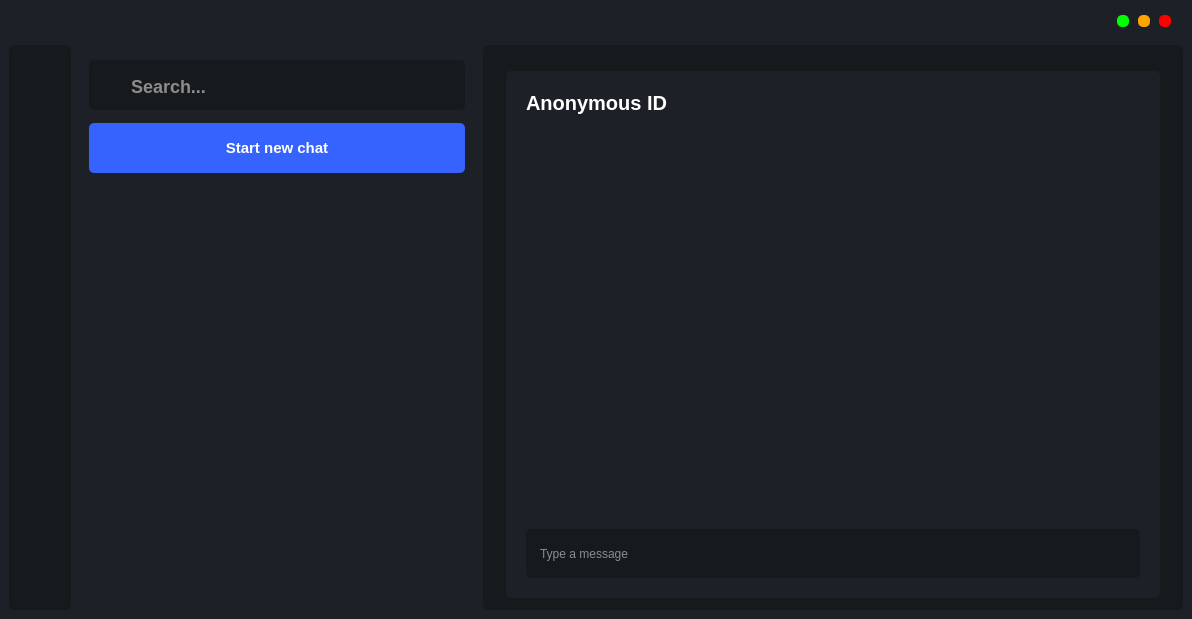
This is mainwindow.ui in MarkoSami/ChatVibes as Qt 5 draws it before an edit. The edited form follows.
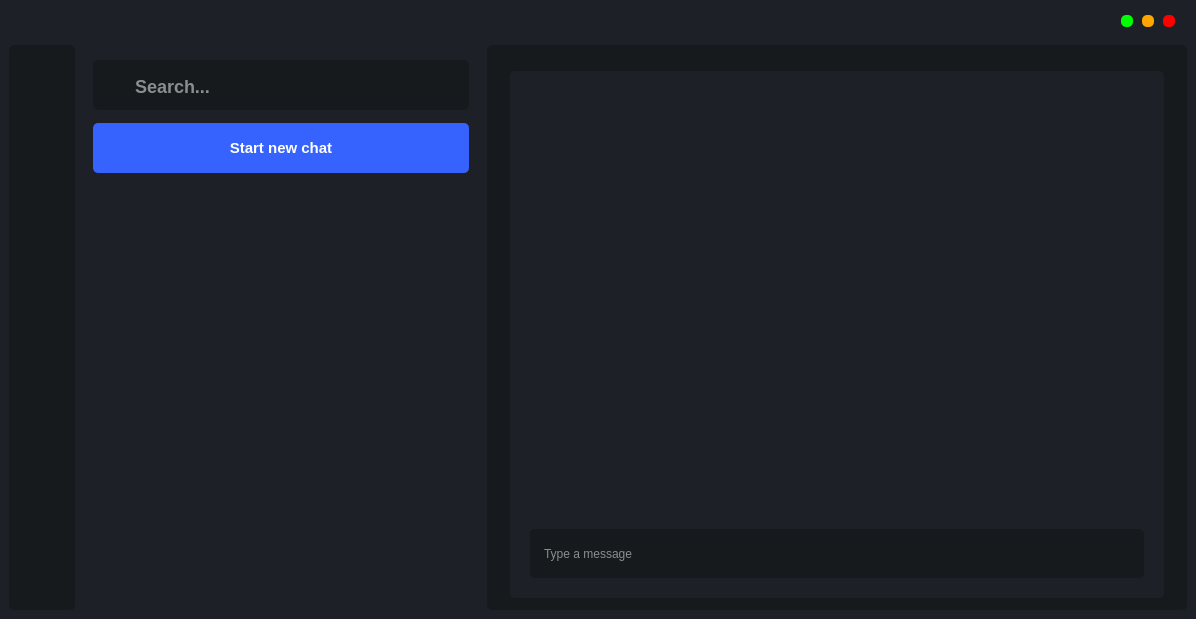
This is the edited form. Icons and pictures are not drawn.

Diff of the .ui file:
```diff
--- a/mainwindow.ui
+++ b/mainwindow.ui
@@ -6,7 +6,7 @@
    <rect>
     <x>0</x>
     <y>0</y>
-    <width>1192</width>
+    <width>1196</width>
     <height>619</height>
    </rect>
   </property>
@@ -303,7 +303,7 @@
 </string>
                </property>
                <property name="text">
-                <string>Anonymous ID</string>
+                <string/>
                </property>
               </widget>
              </item>
@@ -350,8 +350,8 @@
                  <rect>
                   <x>0</x>
                   <y>0</y>
-                  <width>614</width>
-                  <height>375</height>
+                  <width>620</width>
+                  <height>384</height>
                  </rect>
                 </property>
                 <layout class="QVBoxLayout" name="verticalLayout_6">
@@ -674,8 +674,8 @@
              <rect>
               <x>0</x>
               <y>0</y>
-              <width>376</width>
-              <height>403</height>
+              <width>378</width>
+              <height>399</height>
              </rect>
             </property>
             <property name="sizePolicy">
```
